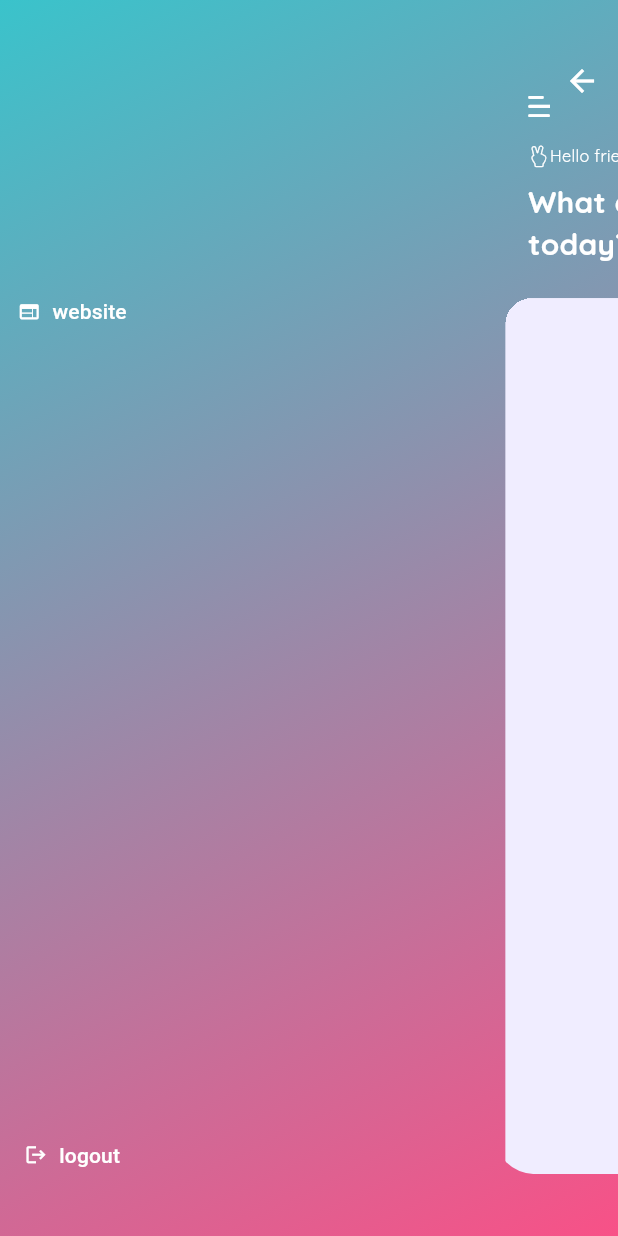
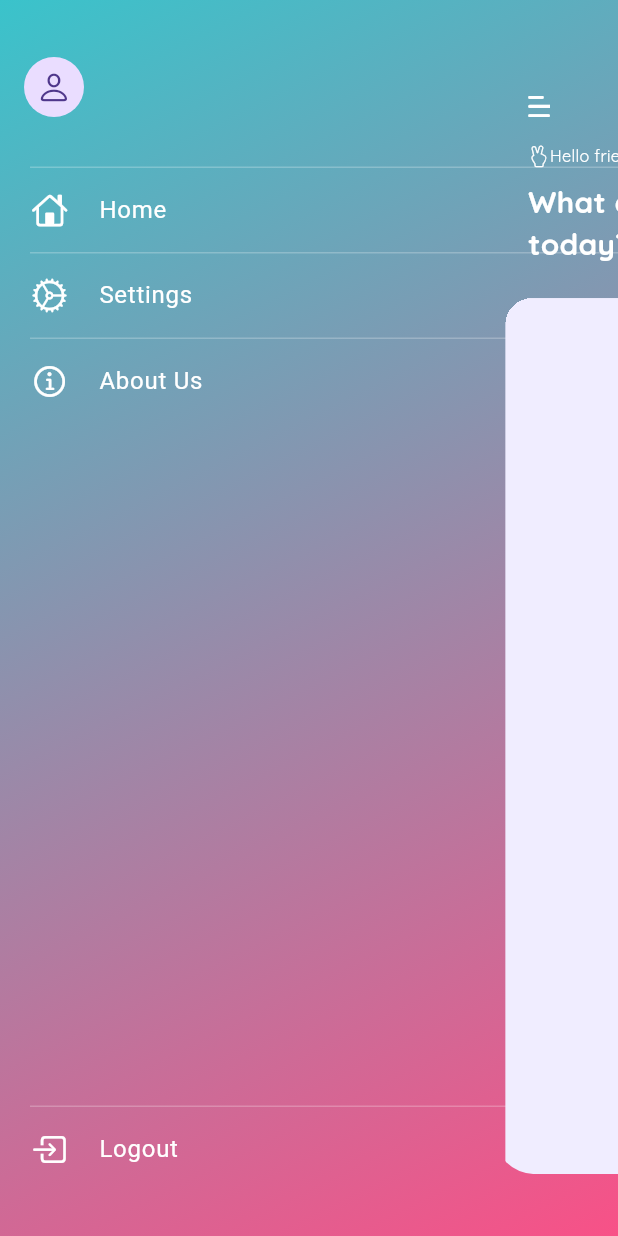
Before and after one commit to PGV-da/csacademy, a Flutter app: the HomeScreen screen opened by its route, after a tap on an icon or button, on a phone screen of 412 x 824 dp. Run offline on Flutter 3.47's test engine with Material 3 defaults, Android fonts, the light colour scheme and no system bars; drawn by our look-alikes of flutter_zoom_drawer; our stand-ins replace cached_network_image, cloud_firestore, firebase_auth, firebase_core, firebase_storage, flutter_svg and 4 more; missing offline and left inert: easy_separator; accounts and stored records are empty; project files that could hold a hidden picture were left out.

Commit message:
side menu update

```diff
--- a/lib/controllers/zoom_drawer_controller.dart
+++ b/lib/controllers/zoom_drawer_controller.dart
@@ -26,4 +26,8 @@ class MyZoomDrawerController extends GetxController {
   void signIn() {}
 
   void website() {}
+
+  void openSettings() {}
+
+  void aboutUs() {}
 }
--- /dev/null
+++ b/lib/screens/menu/info_card.dart
@@ -0,0 +1,51 @@
+import 'package:csacademy/configs/themes/app_colors.dart';
+import 'package:csacademy/controllers/zoom_drawer_controller.dart';
+import 'package:flutter/cupertino.dart';
+import 'package:flutter/material.dart';
+import 'package:get/get.dart';
+
+class InfoCard extends StatelessWidget {
+  const InfoCard({
+    super.key,
+    required this.controller,
+  });
+
+  final MyZoomDrawerController controller;
+
+  @override
+  Widget build(BuildContext context) {
+    return Obx(
+      () => controller.user.value == null
+          ? const ListTile(
+              leading: CircleAvatar(
+                child: Icon(CupertinoIcons.person),
+              ),
+              title: Text(
+                "Guest",
+                style: TextStyle(
+                    color: onSurfaceTextColor,
+                    fontSize: 18,
+                    fontWeight: FontWeight.w500),
+              ),
+            )
+          : ListTile(
+              leading: CircleAvatar(
+                backgroundImage: controller.user.value!.photoURL != null
+                    ? NetworkImage(controller.user.value!.photoURL!)
+                    : null,
+                child: controller.user.value!.photoURL == null
+                    ? const Icon(CupertinoIcons.person)
+                    : null,
+              ),
+              title: Text(
+                controller.user.value!.displayName ?? '',
+                style: const TextStyle(
+                  fontWeight: FontWeight.w500,
+                  fontSize: 18,
+                  color: onSurfaceTextColor,
+                ),
+              ),
+            ),
+    );
+  }
+}
--- a/lib/screens/menu/menu_screen.dart
+++ b/lib/screens/menu/menu_screen.dart
@@ -1,5 +1,8 @@
 import 'package:csacademy/configs/themes/app_colors.dart';
 import 'package:csacademy/controllers/zoom_drawer_controller.dart';
+import 'package:csacademy/screens/menu/info_card.dart';
+import 'package:csacademy/screens/menu/side_menu_tile.dart';
+import 'package:flutter/cupertino.dart';
 import 'package:flutter/material.dart';
 import 'package:get/get.dart';
 
@@ -19,49 +22,30 @@ class MyMenuScreen extends GetView<MyZoomDrawerController> {
           ),
         ),
         child: SafeArea(
-          child: Stack(
+          child: Column(
             children: [
-              Positioned(
-                top: 0,
-                right: 0,
-                child: BackButton(
-                  color: Colors.white,
-                  onPressed: () {
-                    controller.toggleDrawer();
-                  },
-                ),
+              InfoCard(controller: controller),
+              const SizedBox(height: 25),
+              SideMenuTile(
+                icon: CupertinoIcons.home,
+                label: 'Home',
+                onPressed: () => controller.website(),
               ),
-              Padding(
-                padding: EdgeInsets.only(
-                    right: MediaQuery.of(context).size.width * 0.3),
-                child: Column(
-                  children: [
-                    Obx(
-                      () => controller.user.value == null
-                          ? const SizedBox()
-                          : Text(
-                              controller.user.value!.displayName ?? '',
-                              style: const TextStyle(
-                                fontWeight: FontWeight.w900,
-                                fontSize: 18,
-                                color: onSurfaceTextColor,
-                              ),
-                            ),
-                    ),
-                    const Spacer(flex: 1),
-                    _DrawerButton(
-                      icon: Icons.web,
-                      label: "website",
-                      onPressed: () => controller.website(),
-                    ),
-                    const Spacer(flex: 4),
-                    _DrawerButton(
-                      icon: Icons.logout,
-                      label: "logout",
-                      onPressed: () => controller.signOut(),
-                    )
-                  ],
-                ),
+              SideMenuTile(
+                icon: CupertinoIcons.settings,
+                label: 'Settings',
+                onPressed: () => controller.openSettings(),
+              ),
+              SideMenuTile(
+                icon: CupertinoIcons.info_circle,
+                label: 'About Us',
+                onPressed: () => controller.aboutUs(),
+              ),
+              const Spacer(),
+              SideMenuTile(
+                icon: CupertinoIcons.square_arrow_right,
+                label: 'Logout',
+                onPressed: () => controller.signOut(),
               )
             ],
           ),
@@ -70,28 +54,3 @@ class MyMenuScreen extends GetView<MyZoomDrawerController> {
     );
   }
 }
-
-class _DrawerButton extends StatelessWidget {
-  const _DrawerButton({
-    super.key,
-    required this.icon,
-    required this.label,
-    this.onPressed,
-  });
-
-  final IconData icon;
-  final String label;
-  final VoidCallback? onPressed;
-
-  @override
-  Widget build(BuildContext context) {
-    return TextButton.icon(
-      onPressed: onPressed,
-      label: Text(label),
-      icon: Icon(
-        icon,
-        size: 15,
-      ),
-    );
-  }
-}
--- /dev/null
+++ b/lib/screens/menu/side_menu_tile.dart
@@ -0,0 +1,45 @@
+import 'package:csacademy/configs/themes/app_colors.dart';
+import 'package:flutter/material.dart';
+
+class SideMenuTile extends StatelessWidget {
+  const SideMenuTile({
+    super.key,
+    required this.icon,
+    required this.label,
+    this.onPressed,
+  });
+
+  final IconData icon;
+  final String label;
+  final VoidCallback? onPressed;
+
+  @override
+  Widget build(BuildContext context) {
+    return Column(
+      children: [
+        const Padding(
+          padding: EdgeInsets.only(left: 20),
+          child: Divider(
+            color: Colors.white24,
+            height: 1,
+          ),
+        ),
+        ListTile(
+          onTap: onPressed,
+          leading: SizedBox(
+            height: 34,
+            width: 34,
+            child: Icon(
+              icon,
+              color: onSurfaceTextColor,
+            ),
+          ),
+          title: Text(
+            label,
+            style: const TextStyle(color: onSurfaceTextColor),
+          ),
+        ),
+      ],
+    );
+  }
+}
--- a/pubspec.yaml
+++ b/pubspec.yaml
@@ -34,7 +34,7 @@ dependencies:
 
   # The following adds the Cupertino Icons font to your application.
   # Use with the CupertinoIcons class for iOS style icons.
-  cupertino_icons: ^1.0.6
+  cupertino_icons: ^1.0.8
   firebase_core: ^3.3.0
   get: ^4.6.6
   cloud_firestore: ^5.2.1
```
